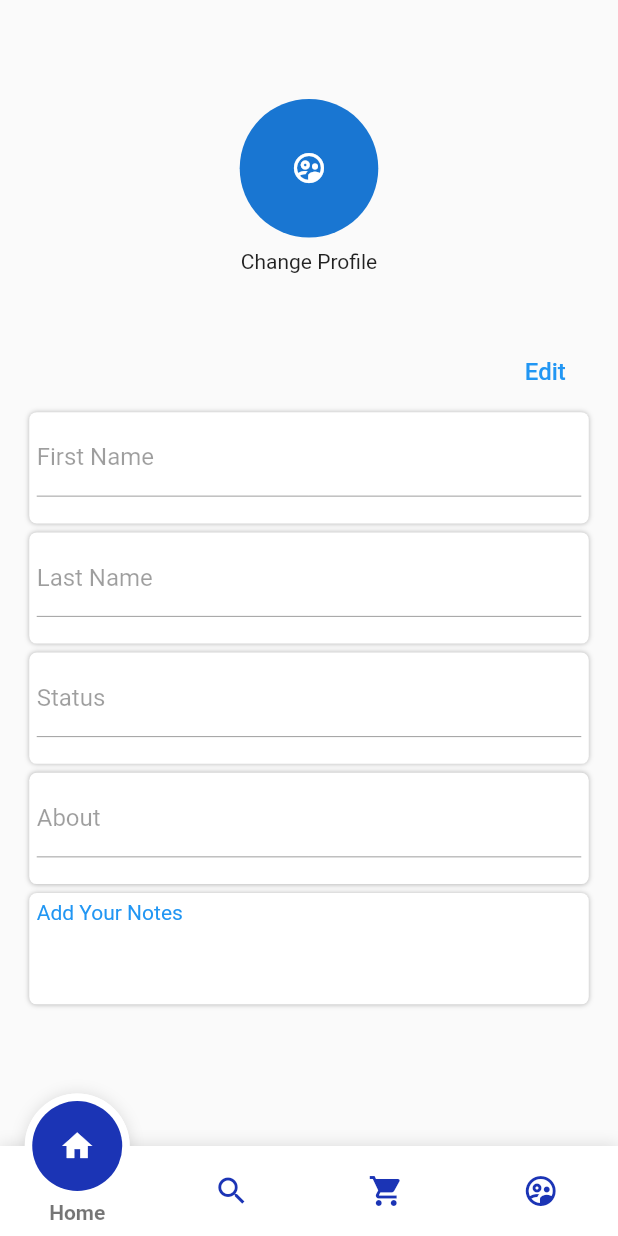
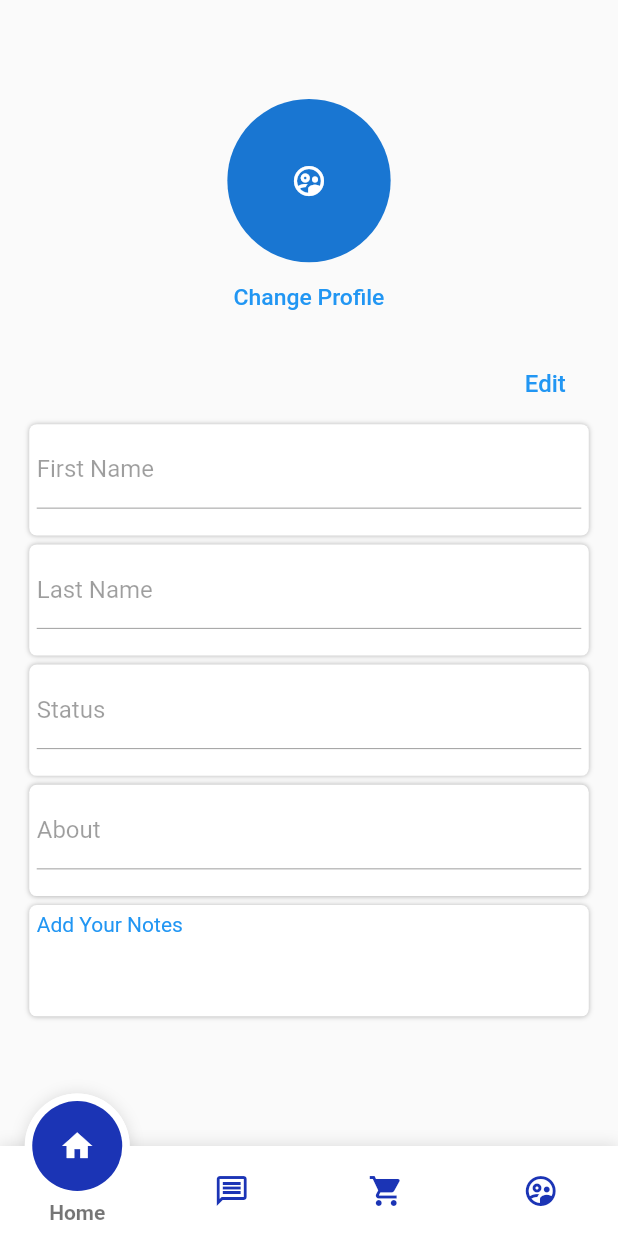
Before and after one commit to SG-Programmer/hospital-management, a Flutter app: the DoctorHomePage screen opened directly, on a phone screen of 412 x 824 dp. Run offline on Flutter 3.47's test engine with Material 2 defaults, Android fonts, the phone set to English and light mode, and no system bars; drawn by our look-alikes of fancy_bottom_navigation; our stand-ins replace connectivity, curved_navigation_bar, custom_navigation_bar, dots_indicator, firebase_auth, firebase_core and 5 more; accounts and stored records are empty; statements that could not run were skipped.

Commit message:
Fix bugs

```diff
--- a/lib/common/chatscreen/ChatList.dart
+++ b/lib/common/chatscreen/ChatList.dart
@@ -1,3 +1,4 @@
+import 'package:firebase_auth/firebase_auth.dart';
 import 'package:flutter/material.dart';
 import 'package:hospital_management/utils/size.dart';
 import 'ChatPage.dart';
@@ -53,7 +54,9 @@ class _ChatListState extends State<ChatList> {
         Padding(
           padding: EdgeInsets.only(
               left: screenWidth * 0.02, top: screenHeight * 0.02),
-          child: IconButton(
+          child: FirebaseAuth.instance.currentUser.email == "doctor@mecare.com"
+              ? null
+              : IconButton(
                   icon: Icon(
                     Icons.arrow_back,
                     color: Colors.white,
--- a/lib/doctor/doctorHomePage.dart
+++ b/lib/doctor/doctorHomePage.dart
@@ -1,5 +1,6 @@
 import 'package:fancy_bottom_navigation/fancy_bottom_navigation.dart';
 import 'package:flutter/material.dart';
+import 'package:hospital_management/doctor/doctorChat.dart';
 import 'package:hospital_management/doctor/doctorProfile.dart';
 
 class DoctorHomePage extends StatefulWidget {
@@ -26,7 +27,7 @@ class _DoctorHomePageState extends State<DoctorHomePage>
               physics: NeverScrollableScrollPhysics(),
               children: [
                 DoctorProfile(),
-                DoctorProfile(),
+                DoctorChat(),
                 DoctorProfile(),
                 DoctorProfile()
               ]),
@@ -37,7 +38,7 @@ class _DoctorHomePageState extends State<DoctorHomePage>
                 title: "Home",
               ),
               TabData(
-                iconData: Icons.search,
+                iconData: Icons.message_outlined,
                 title: "Search",
               ),
               TabData(iconData: Icons.shopping_cart, title: "Basket"),
--- a/lib/doctor/doctorProfile.dart
+++ b/lib/doctor/doctorProfile.dart
@@ -11,7 +11,7 @@ class DoctorProfile extends StatefulWidget {
 
 class _DoctorProfileState extends State<DoctorProfile> {
   //Firebase reference
-  DatabaseReference _doctor_datail =
+  DatabaseReference _doctordatail =
       FirebaseDatabase.instance.reference().child('doctor_detail');
 
   //Text Controller
@@ -92,7 +92,7 @@ class _DoctorProfileState extends State<DoctorProfile> {
   }
 
   _getData() {
-    _doctor_datail.once().then((value) {
+    _doctordatail.once().then((value) {
       setState(() {
         firstNameController.text = value.value['first_name'];
         lastNameController.text = value.value['last_name'];
@@ -121,15 +121,26 @@ class _DoctorProfileState extends State<DoctorProfile> {
           child: Column(
             children: [
               CircleAvatar(
-                radius: screenHeight * 0.05 + 5,
+                radius: screenHeight * 0.06 + 5,
                 child: Icon(Icons.supervised_user_circle_outlined),
               ),
               SizedBox(
-                height: screenHeight * 0.01,
+                height: screenHeight * 0.01 + 6,
               ),
-              Text("Change Profile"),
+              GestureDetector(
+                child: Text(
+                  "Change Profile",
+                  style: TextStyle(
+                      fontSize: 15.3,
+                      color: Colors.blue,
+                      fontWeight: FontWeight.w500),
+                ),
+                onTap: () {
+                  print('Change profile');
+                },
+              ),
               SizedBox(
-                height: screenHeight * 0.05,
+                height: screenHeight * 0.03,
               ),
               Align(
                   alignment: Alignment.centerRight,
@@ -155,7 +166,7 @@ class _DoctorProfileState extends State<DoctorProfile> {
                               if (_formKey.currentState.validate()) {
                                 submitButtonShow = false;
                                 shoTextField = false;
-                                _doctor_datail.update({
+                                _doctordatail.update({
                                   'first_name': firstNameController.text,
                                   'last_name': lastNameController.text,
                                   'status': statusController.text,
--- a/lib/patient/pataientDetails.dart
+++ b/lib/patient/pataientDetails.dart
@@ -1,6 +1,5 @@
 import 'package:firebase_auth/firebase_auth.dart';
 import 'package:firebase_database/firebase_database.dart';
-import 'package:flutter/rendering.dart';
 
 String pFirstName;
 String pLastName;
```
Also changed, not shown: lib/doctor/doctorChat.dart (added, +10 -0 lines). Lines whose indentation alone changed are shown as unchanged.
